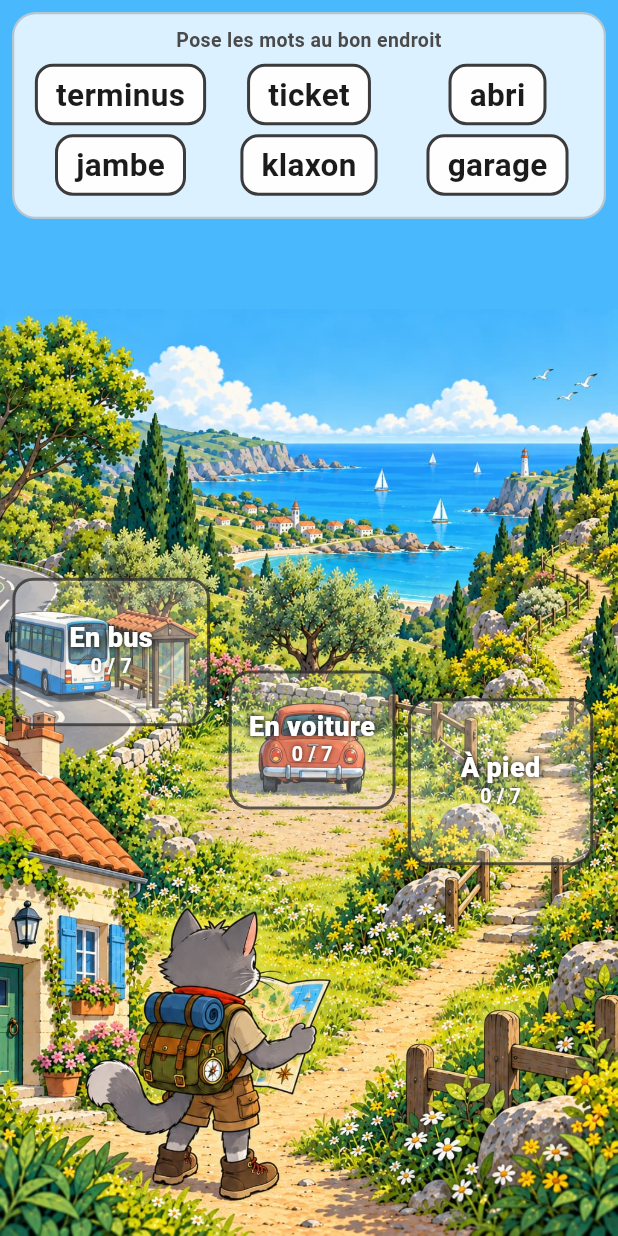
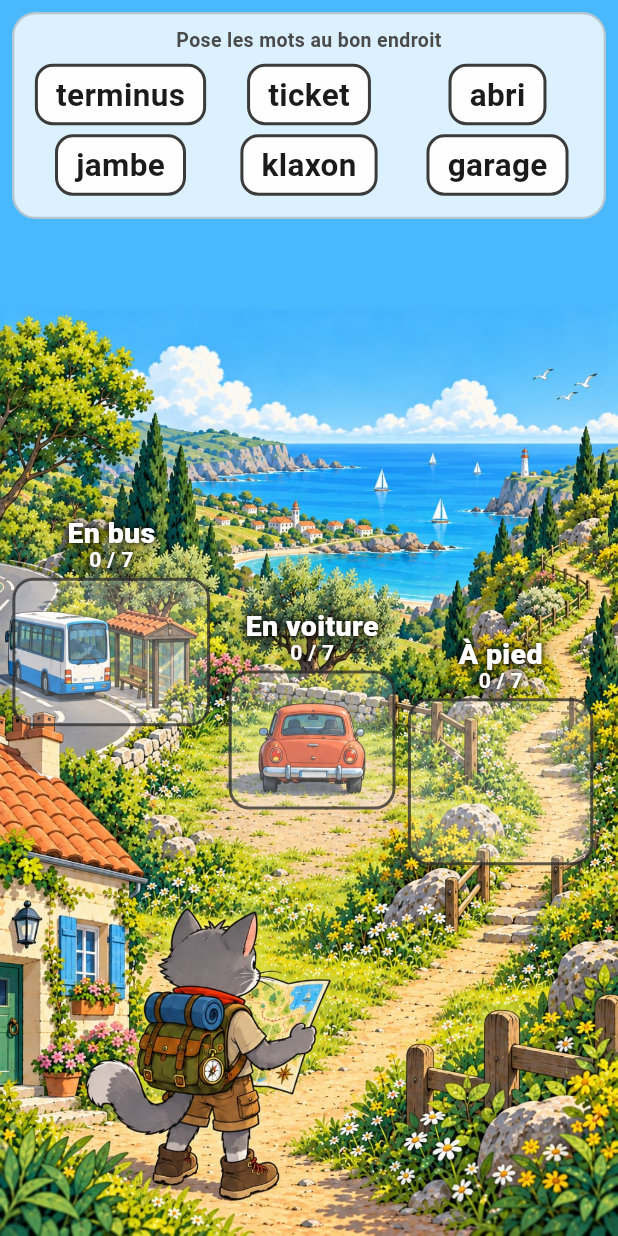
Before and after one commit to Narya-Bordeaux/lecture, a Flutter app: the screen it shows after launch, after a tap on "Continuer", on a phone screen of 412 x 824 dp. Run offline on Flutter 3.47's test engine with Material 3 defaults, Android fonts, the phone set to English and light mode, and no system bars.

Commit message:
Poser les intitules au-dessus des zones et respecter la marge systeme (0.6.3+12)
Deux defauts releves sur appareil.

« En voiture » s'affichait « En voitu... ». L'intitule etait place dans le
cadre, donc contraint par sa largeur, et Flutter l'abregeait. Un enfant qui
apprend a lire ne doit jamais voir un mot tronque.

L'intitule est desormais pose au-dessus du cadre, centre sur lui et libre de
deborder de 90 points de chaque cote, avec overflow visible, maxLines 1 et
softWrap false. Le compteur l'accompagne, ce qui laisse le cadre entierement
disponible pour les mots deposes. SceneLayout passe en clipBehavior Clip.none :
seul le bord de l'ecran coupe encore un intitule.

Le bas du decor passait sous la barre de navigation, masquant les pieds du
personnage. computeSceneRect accepte un bottomInset et cale l'illustration
au-dessus.

Les tests d'interface visaient le centre de l'intitule pour y lacher un mot ;
celui-ci n'etant plus dans la zone, ils visent le cadre, identifie par
FamilyDropZone.frameKeyFor.

Deux tests ajoutes : aucun intitule ne peut etre abrege ni rendu plus etroit que
son texte naturel, et l'illustration comme ses zones restent au-dessus de la
marge systeme.

108 tests au vert, flutter analyze sans erreur.

Co-Authored-By: Claude Opus 5 <noreply@anthropic.com>
Claude-Session: https://claude.ai/code/session_01GY8cGjftauToqEyUCPcwPP

```diff
--- a/lib/ui/pages/stage_page.dart
+++ b/lib/ui/pages/stage_page.dart
@@ -116,6 +116,9 @@ class _StagePageState extends State<StagePage> {
             backgroundColor: widget.stage.backgroundColor == null
                 ? const Color(0xFF4AB8FD)
                 : Color(widget.stage.backgroundColor!),
+            // Le bas du decor porte le personnage : le caler au-dessus de la
+            // barre de navigation evite qu'il passe sous les boutons.
+            bottomInset: MediaQuery.paddingOf(context).bottom,
             children: <SceneChild>[
               for (final family in widget.stage.families)
                 if (family.area != null)
--- a/lib/ui/widgets/family_drop_zone.dart
+++ b/lib/ui/widgets/family_drop_zone.dart
@@ -9,6 +9,12 @@ import 'package:reading_game/ui/widgets/word_label.dart';
 /// Le cadre reste translucide meme rempli : le decor qu'il designe — le bus,
 /// la voiture, le sentier — doit rester visible, c'est lui qui donne son sens
 /// a la famille.
+///
+/// L'intitule est pose **au-dessus** du cadre et non dedans. A l'interieur, il
+/// devait tenir dans la largeur de la zone et « En voiture » s'y abregeait en
+/// « En voitu... » — un enfant qui apprend a lire ne doit jamais voir un mot
+/// tronque. Au-dessus, il peut deborder lateralement, et il laisse le cadre
+/// entier aux mots deposes.
 class FamilyDropZone extends StatelessWidget {
   const FamilyDropZone({
     required this.family,
@@ -17,6 +23,16 @@ class FamilyDropZone extends StatelessWidget {
     required this.onWordDropped,
     super.key,
   });
+
+  /// De combien l'intitule peut deborder de chaque cote de son cadre.
+  static const double _labelOverflow = 90;
+
+  /// Identifie le cadre d'une famille, pour le viser dans les tests.
+  ///
+  /// L'intitule etant desormais pose au-dessus du cadre, il ne peut plus servir
+  /// de repere pour y deposer un mot.
+  static Key frameKeyFor(String familyId) =>
+      ValueKey<String>('zone_frame_$familyId');
 
   final WordFamily family;
 
@@ -32,6 +48,35 @@ class FamilyDropZone extends StatelessWidget {
 
   @override
   Widget build(BuildContext context) {
+    final total = family.requiredCount;
+    final placed = placedWords.length > total ? total : placedWords.length;
+
+    return Stack(
+      clipBehavior: Clip.none,
+      children: <Widget>[
+        Positioned.fill(child: _buildFrame(context)),
+        // L'intitule se hisse au-dessus du cadre : la translation d'une fois
+        // sa propre hauteur le place juste avant le bord superieur, sans qu'il
+        // faille connaitre cette hauteur a l'avance.
+        Positioned(
+          left: -_labelOverflow,
+          right: -_labelOverflow,
+          top: 0,
+          child: FractionalTranslation(
+            translation: const Offset(0, -1),
+            child: _ZoneTitle(
+              label: family.label,
+              placed: placed,
+              total: total,
+              isOpen: isOpen,
+            ),
+          ),
+        ),
+      ],
+    );
+  }
+
+  Widget _buildFrame(BuildContext context) {
     return DragTarget<String>(
       // La zone accepte tous les mots. Refuser ici court-circuiterait le
       // moteur, et priverait l'enfant du retour qui lui apprend son erreur.
@@ -44,9 +89,10 @@ class FamilyDropZone extends StatelessWidget {
           label: UiStringsFr.familySemantics(
             family.label,
             placedWords.length,
-            family.wordIds.length,
+            family.requiredCount,
           ),
           child: AnimatedContainer(
+            key: frameKeyFor(family.id),
             duration: const Duration(milliseconds: 180),
             padding: const EdgeInsets.all(6),
             decoration: BoxDecoration(
@@ -63,24 +109,10 @@ class FamilyDropZone extends StatelessWidget {
                 width: isOpen || isHovered ? 3 : 2,
               ),
             ),
-            child: Column(
-              mainAxisAlignment: MainAxisAlignment.center,
-              mainAxisSize: MainAxisSize.min,
-              children: <Widget>[
-                _ZoneTitle(
-                  label: family.label,
-                  // L'avancement se compte vers l'objectif, pas vers la
-                  // reserve : l'enfant doit voir ce qui lui reste a faire pour
-                  // ouvrir le chemin, pas la taille cachee de la liste. Le
-                  // compte est borne, pour ne jamais afficher « 6 / 5 ».
-                  placed: placedWords.length > family.requiredCount
-                      ? family.requiredCount
-                      : placedWords.length,
-                  total: family.requiredCount,
-                ),
-                if (placedWords.isNotEmpty) ...<Widget>[
-                  const SizedBox(height: 4),
-                  Flexible(
+            child: placedWords.isEmpty
+                ? const SizedBox.expand()
+                : Center(
+                    child: SingleChildScrollView(
                       child: Wrap(
                         alignment: WrapAlignment.center,
                         spacing: 4,
@@ -95,8 +127,6 @@ class FamilyDropZone extends StatelessWidget {
                             .toList(),
                       ),
                     ),
-                ],
-              ],
                   ),
           ),
         );
@@ -111,45 +141,61 @@ class _ZoneTitle extends StatelessWidget {
     required this.label,
     required this.placed,
     required this.total,
+    required this.isOpen,
   });
 
   final String label;
   final int placed;
   final int total;
+  final bool isOpen;
 
   @override
   Widget build(BuildContext context) {
-    return Column(
+    return Padding(
+      padding: const EdgeInsets.only(bottom: 4),
+      child: Column(
         mainAxisSize: MainAxisSize.min,
         children: <Widget>[
+          // Ni coupure ni abreviation : le mot est ecrit en entier, quitte a
+          // deborder du cadre.
           Text(
             label,
             textAlign: TextAlign.center,
             maxLines: 1,
-          overflow: TextOverflow.ellipsis,
-          style: const TextStyle(
-            fontSize: 18,
+            softWrap: false,
+            overflow: TextOverflow.visible,
+            style: TextStyle(
+              fontSize: 19,
               fontWeight: FontWeight.w800,
-            color: Colors.white,
+              color: isOpen ? const Color(0xFFBBF7C2) : Colors.white,
               height: 1.05,
               // Le contour sombre garde le texte lisible sur un decor clair
               // comme sur un decor charge.
-            shadows: <Shadow>[
-              Shadow(color: Color(0xCC000000), blurRadius: 4),
-              Shadow(color: Color(0x99000000), blurRadius: 10),
+              shadows: const <Shadow>[
+                Shadow(color: Color(0xE6000000), blurRadius: 4),
+                Shadow(color: Color(0xB3000000), blurRadius: 10),
+                Shadow(color: Color(0x80000000), blurRadius: 18),
               ],
             ),
           ),
           Text(
             UiStringsFr.familyProgress(placed, total),
+            maxLines: 1,
+            softWrap: false,
+            overflow: TextOverflow.visible,
             style: const TextStyle(
-            fontSize: 13,
+              fontSize: 14,
               fontWeight: FontWeight.w700,
               color: Colors.white,
-            shadows: <Shadow>[Shadow(color: Color(0xCC000000), blurRadius: 4)],
+              height: 1.1,
+              shadows: <Shadow>[
+                Shadow(color: Color(0xE6000000), blurRadius: 4),
+                Shadow(color: Color(0xB3000000), blurRadius: 10),
+              ],
             ),
           ),
         ],
+      ),
     );
   }
 }
--- a/lib/ui/widgets/scene_layout.dart
+++ b/lib/ui/widgets/scene_layout.dart
@@ -23,28 +23,42 @@ class SceneChild {
 ///
 /// Le calage en bas garde le personnage et le chemin visibles, et libere en
 /// haut une bande que le bandeau des mots occupe deja.
-Rect computeSceneRect({required Size surface, required Size? imageSize}) {
+/// [bottomInset] est la hauteur reservee en bas de l'ecran par le systeme —
+/// barre de navigation, geste de retour. L'illustration se cale au-dessus,
+/// sinon le bas du decor, ou se trouve le personnage, passe sous les boutons.
+Rect computeSceneRect({
+  required Size surface,
+  required Size? imageSize,
+  double bottomInset = 0,
+}) {
   if (imageSize == null || imageSize.isEmpty || surface.isEmpty) {
     return Offset.zero & surface;
   }
 
+  // La hauteur reellement disponible, une fois la zone systeme deduite.
+  final available = Size(
+    surface.width,
+    (surface.height - bottomInset).clamp(0.0, surface.height),
+  );
+  if (available.isEmpty) return Offset.zero & surface;
+
   final imageRatio = imageSize.width / imageSize.height;
-  final surfaceRatio = surface.width / surface.height;
+  final availableRatio = available.width / available.height;
 
   final double width;
   final double height;
-  if (surfaceRatio < imageRatio) {
+  if (availableRatio < imageRatio) {
     // L'ecran est plus etroit que l'image : on cale sur la largeur.
-    width = surface.width;
+    width = available.width;
     height = width / imageRatio;
   } else {
-    height = surface.height;
+    height = available.height;
     width = height * imageRatio;
   }
 
   return Rect.fromLTWH(
-    (surface.width - width) / 2,
-    surface.height - height,
+    (available.width - width) / 2,
+    available.height - height,
     width,
     height,
   );
@@ -67,12 +81,17 @@ class SceneLayout extends StatefulWidget {
     required this.children,
     this.backgroundAsset,
     this.backgroundColor = const Color(0xFF9CC5E3),
+    this.bottomInset = 0,
     super.key,
   });
 
   final List<SceneChild> children;
   final String? backgroundAsset;
   final Color backgroundColor;
+
+  /// Hauteur reservee en bas par le systeme, au-dessus de laquelle
+  /// l'illustration se cale.
+  final double bottomInset;
 
   @override
   State<SceneLayout> createState() => _SceneLayoutState();
@@ -157,11 +176,15 @@ class _SceneLayoutState extends State<SceneLayout> {
         final imageRect = computeSceneRect(
           surface: surface,
           imageSize: _imageSize,
+          bottomInset: widget.bottomInset,
         );
 
         return ClipRect(
           child: Stack(
             fit: StackFit.expand,
+            // Les intitules des zones debordent volontairement de leur cadre,
+            // pour n'etre jamais tronques. Seul le bord de l'ecran les coupe.
+            clipBehavior: Clip.none,
             children: <Widget>[
               // La bande laissee libre au-dessus de l'illustration se fond
               // dans son ciel : la jointure passe inapercue.
--- a/pubspec.yaml
+++ b/pubspec.yaml
@@ -16,7 +16,7 @@ publish_to: 'none' # Remove this line if you wish to publish to pub.dev
 # https://developer.apple.com/library/archive/documentation/General/Reference/InfoPlistKeyReference/Articles/CoreFoundationKeys.html
 # In Windows, build-name is used as the major, minor, and patch parts
 # of the product and file versions while build-number is used as the build suffix.
-version: 0.6.2+11
+version: 0.6.3+12
 
 environment:
   sdk: ^3.12.2
```
Also changed, not shown: 6 other files. Lines whose indentation alone changed are shown as unchanged.
